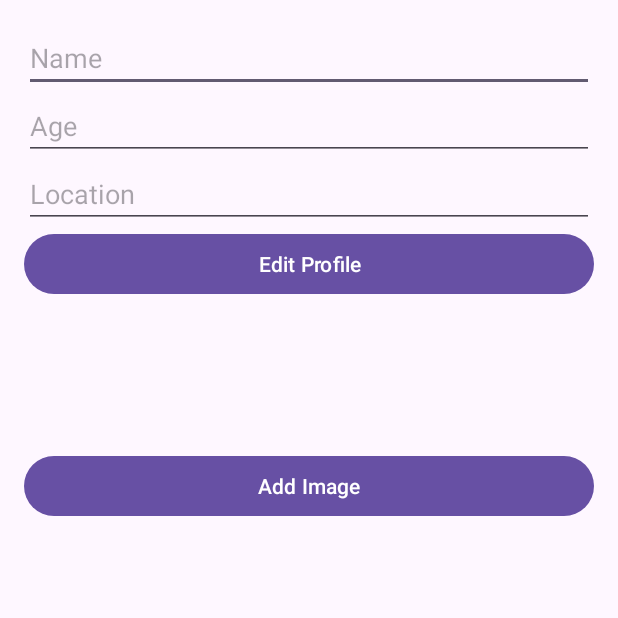
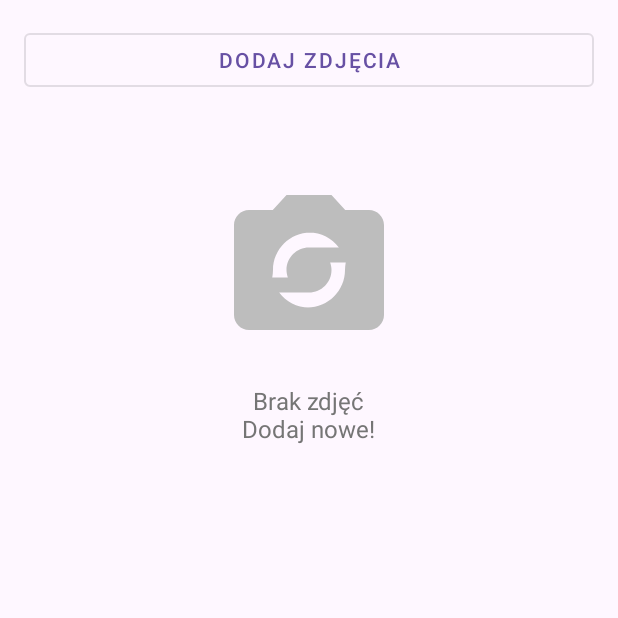
Before and after one commit to kejden/SM-projekt, an Android app: the ProfileActivity screen opened directly, with no data from a screen before it, after a tap on "Add Image", on a phone screen of 412 x 824 dp, the top half of it. Run offline under Robolectric (Android 15) with nearby library versions, the phone set to English and light mode, and no system bars; our stand-ins replace Firebase (no records; nobody signed in at launch, a user with empty details on screens opened directly), Picasso.

Commit message:
Edit profile pictures activity

```diff
--- a/app/build.gradle.kts
+++ b/app/build.gradle.kts
@@ -45,7 +45,7 @@
     implementation("com.google.android.gms:play-services-location:21.0.1")
     implementation("com.squareup.retrofit2:retrofit:2.9.0")
     implementation("com.squareup.retrofit2:converter-gson:2.9.0")
-
+    implementation(libs.material.v1110)
 
     implementation("com.github.bumptech.glide:glide:4.13.2")
     implementation("com.squareup.picasso:picasso:2.8")
--- a/app/src/main/AndroidManifest.xml
+++ b/app/src/main/AndroidManifest.xml
@@ -45,6 +45,8 @@
             android:exported="true" />
         <activity android:name=".ProfileActivity" />
         <activity android:name=".EditProfileActivity" />
+        <activity
+            android:name=".GalleryActivity" />
     </application>
 
 </manifest>
--- /dev/null
+++ b/app/src/main/java/io/pb/wi/projekt/GalleryActivity.java
@@ -0,0 +1,257 @@
+package io.pb.wi.projekt;
+
+import android.content.Intent;
+import android.net.Uri;
+import android.os.Bundle;
+import android.os.Handler;
+import android.os.Looper;
+import android.util.Log;
+import android.view.View;
+import android.view.ViewGroup;
+import android.view.animation.AnimationUtils;
+import android.widget.GridLayout;
+import android.widget.ImageButton;
+import android.widget.ImageView;
+import android.widget.Toast;
+
+import androidx.annotation.NonNull;
+import androidx.annotation.Nullable;
+import androidx.appcompat.app.AppCompatActivity;
+
+import com.google.android.material.button.MaterialButton;
+import com.google.firebase.auth.FirebaseAuth;
+import com.google.firebase.database.DataSnapshot;
+import com.google.firebase.database.DatabaseError;
+import com.google.firebase.database.DatabaseReference;
+import com.google.firebase.database.FirebaseDatabase;
+import com.google.firebase.database.ValueEventListener;
+import com.google.firebase.storage.FirebaseStorage;
+import com.google.firebase.storage.StorageReference;
+import com.squareup.picasso.Picasso;
+
+import java.util.ArrayList;
+import java.util.List;
+
+public class GalleryActivity extends AppCompatActivity {
+
+    private static final int PICK_IMAGE_REQUEST = 1;
+    private static final String TAG = "GalleryActivity";
+    private static final int MAX_IMAGES = 4;
+
+    private GridLayout imagesGrid;
+    private List<Uri> imageUris = new ArrayList<>();
+    private List<String> imageUrls = new ArrayList<>();
+    private StorageReference storageRef;
+    private DatabaseReference userDb;
+    private FirebaseAuth mAuth;
+
+    @Override
+    protected void onCreate(Bundle savedInstanceState) {
+        super.onCreate(savedInstanceState);
+        setContentView(R.layout.activity_gallery);
+
+        initializeFirebase();
+        setupUI();
+        loadExistingImages();
+    }
+
+    private void initializeFirebase() {
+        mAuth = FirebaseAuth.getInstance();
+        storageRef = FirebaseStorage.getInstance().getReference("profile_images");
+        userDb = FirebaseDatabase.getInstance().getReference("Users").child(mAuth.getCurrentUser().getUid());
+    }
+
+    private void setupUI() {
+        imagesGrid = findViewById(R.id.images_grid);
+        MaterialButton addPhotosButton = findViewById(R.id.add_photos_button);
+        addPhotosButton.setOnClickListener(v -> pickImages());
+    }
+
+    private void loadExistingImages() {
+        userDb.addListenerForSingleValueEvent(new ValueEventListener() {
+            @Override
+            public void onDataChange(@NonNull DataSnapshot snapshot) {
+                imageUrls.clear();
+                for (int i = 0; i < MAX_IMAGES; i++) {
+                    String url = snapshot.child("profileImageUrl" + i).getValue(String.class);
+                    if (url != null && !url.equals("default")) {
+                        imageUrls.add(url);
+                    }
+                }
+                populateGrid();
+            }
+
+            @Override
+            public void onCancelled(@NonNull DatabaseError error) {
+                Log.e(TAG, "Database error: " + error.getMessage());
+            }
+        });
+    }
+
+    private void populateGrid() {
+        imagesGrid.removeAllViews();
+        imagesGrid.setRowCount(2);
+        imagesGrid.requestLayout();
+
+
+        // Handle empty state
+        if (imageUrls.isEmpty() && imageUris.isEmpty()) {
+            View emptyView = getLayoutInflater().inflate(R.layout.empty_gallery_state, imagesGrid, false);
+            imagesGrid.addView(emptyView);
+            return;
+        }
+
+        // Display existing images from URLs
+        for (String url : imageUrls) {
+            addImageToGrid(url, true);
+        }
+
+        // Display newly selected images from URIs
+        for (Uri uri : imageUris) {
+            addImageToGrid(uri.toString(), false);
+        }
+    }
+
+    private void addImageToGrid(String imageUrl, boolean isExisting) {
+        View imageViewLayout = getLayoutInflater().inflate(R.layout.item_image, imagesGrid, false);
+        ImageView imageView = imageViewLayout.findViewById(R.id.image_view);
+        ImageButton deleteBtn = imageViewLayout.findViewById(R.id.delete_btn);
+
+        try {
+            Picasso.get()
+                    .load(imageUrl)
+                    .placeholder(R.drawable.default_profile)
+                    .error(R.drawable.default_profile)
+                    .into(imageView);
+        } catch (Exception e) {
+            Log.e(TAG, "Error loading image: " + e.getMessage());
+        }
+
+        setupDeleteButton(deleteBtn, imageViewLayout, imageUrl, isExisting);
+        imagesGrid.addView(imageViewLayout);
+    }
+
+    private void setupDeleteButton(ImageButton deleteBtn, View imageViewLayout, String imageUrl, boolean isExisting) {
+        deleteBtn.setOnClickListener(v -> {
+            if (isExisting) {
+                animateAndDelete(imageViewLayout, imageUrl);
+            } else {
+                removeLocalImage(imageUrl);
+            }
+        });
+    }
+
+    private void animateAndDelete(View view, String imageUrl) {
+        ViewGroup parent = (ViewGroup) view.getParent();
+        parent.startAnimation(AnimationUtils.loadAnimation(this, R.anim.fade_out));
+
+        new Handler(Looper.getMainLooper()).postDelayed(() -> {
+            deleteImageFromStorage(imageUrl);
+            parent.removeView(view);
+        }, 300);
+    }
+
+    private void removeLocalImage(String imageUrl) {
+        imageUris.removeIf(uri -> uri.toString().equals(imageUrl));
+        populateGrid();
+    }
+
+    private void deleteImageFromStorage(String imageUrl) {
+        StorageReference photoRef = FirebaseStorage.getInstance().getReferenceFromUrl(imageUrl);
+        photoRef.delete().addOnSuccessListener(aVoid -> updateDatabaseAfterDeletion(imageUrl))
+                .addOnFailureListener(e -> Log.e(TAG, "Delete failed: " + e.getMessage()));
+    }
+
+    private void updateDatabaseAfterDeletion(String deletedUrl) {
+        userDb.addListenerForSingleValueEvent(new ValueEventListener() {
+            @Override
+            public void onDataChange(@NonNull DataSnapshot snapshot) {
+                List<String> remainingUrls = new ArrayList<>();
+
+                // Collect remaining URLs
+                for (int i = 0; i < MAX_IMAGES; i++) {
+                    String url = snapshot.child("profileImageUrl" + i).getValue(String.class);
+                    if (url != null && !url.equals(deletedUrl) && !url.equals("default")) {
+                        remainingUrls.add(url);
+                    }
+                }
+
+                // Reset all image slots
+                for (int i = 0; i < MAX_IMAGES; i++) {
+                    String value = (i < remainingUrls.size()) ? remainingUrls.get(i) : "default";
+                    userDb.child("profileImageUrl" + i).setValue(value);
+                }
+
+                new Handler().postDelayed(() -> loadExistingImages(), 500);
+            }
+
+            @Override
+            public void onCancelled(@NonNull DatabaseError error) {
+                Log.e(TAG, "Database error: " + error.getMessage());
+            }
+        });
+    }
+
+    private void pickImages() {
+        Intent intent = new Intent(Intent.ACTION_GET_CONTENT);
+        intent.setType("image/*");
+        intent.putExtra(Intent.EXTRA_ALLOW_MULTIPLE, true);
+        startActivityForResult(intent, PICK_IMAGE_REQUEST);
+    }
+
+    @Override
+    protected void onActivityResult(int requestCode, int resultCode, @Nullable Intent data) {
+        super.onActivityResult(requestCode, resultCode, data);
+
+        if (requestCode == PICK_IMAGE_REQUEST && resultCode == RESULT_OK && data != null) {
+            handleSelectedImages(data);
+        }
+    }
+
+    private void handleSelectedImages(Intent data) {
+        imageUris.clear();
+
+        try {
+            if (data.getClipData() != null) {
+                int count = data.getClipData().getItemCount();
+                for (int i = 0; i < count && imageUris.size() < MAX_IMAGES; i++) {
+                    imageUris.add(data.getClipData().getItemAt(i).getUri());
+                }
+            } else if (data.getData() != null) {
+                imageUris.add(data.getData());
+            }
+
+            uploadImages();
+        } catch (Exception e) {
+            Log.e(TAG, "Error handling images: " + e.getMessage());
+            Toast.makeText(this, "Błąd przy wyborze zdjęć", Toast.LENGTH_SHORT).show();
+        }
+    }
+
+    private void uploadImages() {
+        for (int i = 0; i < imageUris.size(); i++) {
+            int uploadIndex = imageUrls.size() + i;
+            if (uploadIndex >= MAX_IMAGES) break;
+
+            Uri uri = imageUris.get(i);
+            StorageReference fileRef = storageRef.child(mAuth.getCurrentUser().getUid() + "_" + uploadIndex + ".jpg");
+
+            fileRef.putFile(uri)
+                    .addOnSuccessListener(taskSnapshot ->
+                            fileRef.getDownloadUrl().addOnSuccessListener(downloadUrl ->
+                                    userDb.child("profileImageUrl" + uploadIndex).setValue(downloadUrl.toString())
+                            )
+                    )
+                    .addOnFailureListener(e ->
+                            Log.e(TAG, "Upload failed: " + e.getMessage())
+                    );
+        }
+        finish();
+    }
+
+    @Override
+    protected void onDestroy() {
+        super.onDestroy();
+        Picasso.get().cancelTag(TAG);
+    }
+}
--- a/app/src/main/java/io/pb/wi/projekt/ProfileActivity.java
+++ b/app/src/main/java/io/pb/wi/projekt/ProfileActivity.java
@@ -24,7 +24,7 @@
 
 public class ProfileActivity extends AppCompatActivity {
 
-    private static final int PICK_IMAGE_REQUEST = 1;
+    static final int PICK_IMAGE_REQUEST = 1;
     private ImageView[] profileImageViews = new ImageView[4];
     private List<Uri> imageUris = new ArrayList<>();
     private FirebaseAuth mAuth;
@@ -89,14 +89,7 @@
     }
 
     public void addImage(View view) {
-        if (imageUris.size() < 4) {
-            Intent intent = new Intent();
-            intent.setType("image/*");
-            intent.setAction(Intent.ACTION_GET_CONTENT);
-            startActivityForResult(intent, PICK_IMAGE_REQUEST);
-        } else {
-            Toast.makeText(this, "Możesz dodać maksymalnie 4 zdjęcia", Toast.LENGTH_SHORT).show();
-        }
+        startActivity(new Intent(this, GalleryActivity.class));
     }
 
     @Override
--- /dev/null
+++ b/app/src/main/res/drawable/edittext_background.xml
@@ -0,0 +1,5 @@
+<shape xmlns:android="http://schemas.android.com/apk/res/android">
+    <solid android:color="#FFFFFF"/>
+    <corners android:radius="16dp"/>
+    <stroke android:width="1dp" android:color="#CCCCCC"/>
+</shape>
--- /dev/null
+++ b/app/src/main/res/drawable/ic_add_photo.xml
@@ -0,0 +1,9 @@
+<vector xmlns:android="http://schemas.android.com/apk/res/android"
+    android:width="24dp"
+    android:height="24dp"
+    android:viewportWidth="24"
+    android:viewportHeight="24">
+    <path
+        android:fillColor="#FF000000"
+        android:pathData="M12,2C6.48,2 2,6.48 2,12s4.48,10 10,10 10,-4.48 10,-10S17.52,2 12,2zM16,13h-3v3h-2v-3H8v-2h3V8h2v3h3v2z"/>
+</vector>
--- /dev/null
+++ b/app/src/main/res/drawable/ic_empty_gallery.xml
@@ -0,0 +1,9 @@
+<vector xmlns:android="http://schemas.android.com/apk/res/android"
+    android:width="24dp"
+    android:height="24dp"
+    android:viewportWidth="24"
+    android:viewportHeight="24">
+    <path
+        android:fillColor="#FFBDBDBD"
+        android:pathData="M20,4h-3.17L15,2H9L7.17,4H4C2.9,4 2,4.9 2,6v12c0,1.1 0.9,2 2,2h16c1.1,0 2,-0.9 2,-2V6C22,4.9 21.1,4 20,4zM12,7c1.63,0 3.06,0.79 3.98,2H12c-1.66,0 -3,1.34 -3,3 0,0.35 0.07,0.69 0.18,1H7.1c0.06,-0.32 0.1,-0.66 0.1,-1 0,-2.76 2.24,-5 5,-5zM12,17c-1.63,0 -3.06,-0.79 -3.98,-2H12c1.66,0 3,-1.34 3,-3 0,-0.35 -0.07,-0.69 -0.18,-1h2.08c-0.06,0.32 -0.1,0.66 -0.1,1 0,2.76 -2.24,5 -5,5z"/>
+</vector>
--- /dev/null
+++ b/app/src/main/res/layout/activity_gallery.xml
@@ -0,0 +1,37 @@
+<?xml version="1.0" encoding="utf-8"?>
+<ScrollView xmlns:android="http://schemas.android.com/apk/res/android"
+    xmlns:tools="http://schemas.android.com/tools"
+    android:layout_width="match_parent"
+    android:layout_height="match_parent"
+    android:padding="16dp">
+
+    <LinearLayout
+        android:layout_width="match_parent"
+        android:layout_height="wrap_content"
+        android:orientation="vertical">
+
+        <com.google.android.material.button.MaterialButton
+            android:id="@+id/add_photos_button"
+            android:layout_width="match_parent"
+            android:layout_height="wrap_content"
+            android:layout_marginBottom="16dp"
+            android:text="Dodaj zdjęcia"
+            android:icon="@drawable/ic_add_photo"
+            style="@style/Widget.MaterialComponents.Button.OutlinedButton"/>
+
+        <GridLayout
+            xmlns:android="http://schemas.android.com/apk/res/android"
+            android:id="@+id/images_grid"
+            android:layout_width="match_parent"
+            android:layout_height="wrap_content"
+            android:columnCount="2"
+            android:rowCount="2"
+            android:alignmentMode="alignMargins"
+            android:columnOrderPreserved="false"
+            android:padding="8dp">
+
+        </GridLayout>
+
+
+    </LinearLayout>
+</ScrollView>
--- /dev/null
+++ b/app/src/main/res/layout/empty_gallery_state.xml
@@ -0,0 +1,26 @@
+<?xml version="1.0" encoding="utf-8"?>
+<LinearLayout xmlns:android="http://schemas.android.com/apk/res/android"
+    xmlns:app="http://schemas.android.com/apk/res-auto"
+    android:layout_width="match_parent"
+    android:layout_height="match_parent"
+    android:orientation="vertical"
+    android:gravity="center"
+    android:padding="32dp">
+
+    <ImageView
+        android:layout_width="120dp"
+        android:layout_height="120dp"
+        android:src="@drawable/ic_empty_gallery"
+        android:contentDescription="Pusta galeria"
+        app:tint="#BDBDBD" />
+
+    <TextView
+        android:layout_width="wrap_content"
+        android:layout_height="wrap_content"
+        android:layout_marginTop="16dp"
+        android:text="Brak zdjęć\nDodaj nowe!"
+        android:textAlignment="center"
+        android:textColor="#757575"
+        android:textSize="16sp"/>
+
+</LinearLayout>
--- a/gradle/libs.versions.toml
+++ b/gradle/libs.versions.toml
@@ -7,6 +7,7 @@
 material = "1.12.0"
 activity = "1.10.0"
 constraintlayout = "2.2.0"
+materialVersion = "1.11.0"
 
 [libraries]
 junit = { group = "junit", name = "junit", version.ref = "junit" }
@@ -16,6 +17,7 @@
 material = { group = "com.google.android.material", name = "material", version.ref = "material" }
 activity = { group = "androidx.activity", name = "activity", version.ref = "activity" }
 constraintlayout = { group = "androidx.constraintlayout", name = "constraintlayout", version.ref = "constraintlayout" }
+material-v1110 = { module = "com.google.android.material:material", version.ref = "materialVersion" }
 
 [plugins]
 android-application = { id = "com.android.application", version.ref = "agp" }
```
Also changed, not shown: app/src/main/res/anim/fade_out.xml (added, +8 -0 lines), app/src/main/res/drawable/ic_delete.xml (added, +9 -0 lines), app/src/main/res/drawable/image_background.xml (added, +8 -0 lines), app/src/main/res/drawable/round_bg_red.xml (added, +7 -0 lines), app/src/main/res/layout/item_image.xml (added, +26 -0 lines), app/src/main/res/values/styles.xml (+11 -0 lines).
